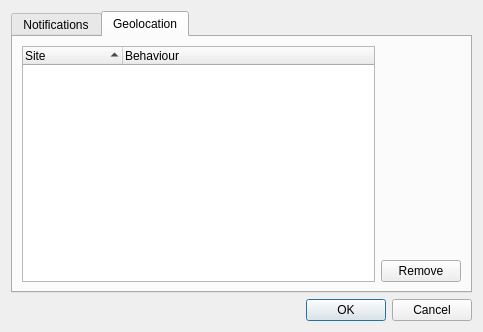
Above: src/lib/tools/html5permissions/html5permissionsdialog.ui from QupZilla/qupzilla before the change. Below: the same form after it.
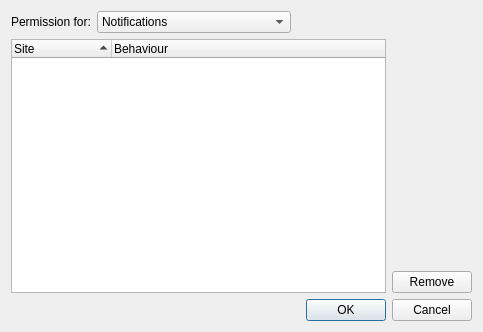
That is the form after the change. The open tabs and pages were chosen to show the change.

Commit message:
WebPage: Port feature permission notifications to QtWebEngine
Currently there are missing icons for new permission types

Patch:
```diff
--- a/src/lib/tools/html5permissions/html5permissionsdialog.ui
+++ b/src/lib/tools/html5permissions/html5permissionsdialog.ui
@@ -13,123 +13,32 @@
   <property name="windowTitle">
    <string>HTML5 Permissions</string>
   </property>
-  <layout class="QVBoxLayout" name="verticalLayout">
-   <item>
-    <widget class="QTabWidget" name="tabWidget">
-     <property name="currentIndex">
-      <number>0</number>
-     </property>
-     <widget class="QWidget" name="tab">
-      <attribute name="title">
-       <string>Notifications</string>
-      </attribute>
-      <layout class="QHBoxLayout" name="horizontalLayout_2">
-       <item>
-        <widget class="QTreeWidget" name="notifTree">
-         <property name="indentation">
-          <number>0</number>
-         </property>
-         <property name="sortingEnabled">
-          <bool>true</bool>
-         </property>
-         <property name="allColumnsShowFocus">
-          <bool>true</bool>
-         </property>
-         <column>
-          <property name="text">
-           <string>Site</string>
-          </property>
-         </column>
-         <column>
-          <property name="text">
-           <string>Behaviour</string>
-          </property>
-         </column>
-        </widget>
-       </item>
-       <item>
-        <layout class="QVBoxLayout" name="verticalLayout_2">
-         <item>
-          <spacer name="verticalSpacer">
-           <property name="orientation">
-            <enum>Qt::Vertical</enum>
-           </property>
-           <property name="sizeHint" stdset="0">
-            <size>
-             <width>20</width>
-             <height>40</height>
-            </size>
-           </property>
-          </spacer>
-         </item>
-         <item>
-          <widget class="QPushButton" name="notifRemove">
-           <property name="text">
-            <string>Remove</string>
-           </property>
-          </widget>
-         </item>
-        </layout>
-       </item>
-      </layout>
-     </widget>
-     <widget class="QWidget" name="tab_2">
-      <attribute name="title">
-       <string>Geolocation</string>
-      </attribute>
-      <layout class="QHBoxLayout" name="horizontalLayout">
-       <item>
-        <widget class="QTreeWidget" name="geoTree">
-         <property name="indentation">
-          <number>0</number>
-         </property>
-         <property name="sortingEnabled">
-          <bool>true</bool>
-         </property>
-         <property name="allColumnsShowFocus">
-          <bool>true</bool>
-         </property>
-         <column>
-          <property name="text">
-           <string>Site</string>
-          </property>
-         </column>
-         <column>
-          <property name="text">
-           <string>Behaviour</string>
-          </property>
-         </column>
-        </widget>
-       </item>
-       <item>
-        <layout class="QVBoxLayout" name="verticalLayout_3">
-         <item>
-          <spacer name="verticalSpacer_2">
-           <property name="orientation">
-            <enum>Qt::Vertical</enum>
-           </property>
-           <property name="sizeHint" stdset="0">
-            <size>
-             <width>20</width>
-             <height>40</height>
-            </size>
-           </property>
-          </spacer>
-         </item>
-         <item>
-          <widget class="QPushButton" name="geoRemove">
-           <property name="text">
-            <string>Remove</string>
-           </property>
-          </widget>
-         </item>
-        </layout>
-       </item>
-      </layout>
-     </widget>
-    </widget>
+  <layout class="QGridLayout" name="gridLayout">
+   <item row="1" column="1">
+    <layout class="QVBoxLayout" name="verticalLayout_2">
+     <item>
+      <spacer name="verticalSpacer">
+       <property name="orientation">
+        <enum>Qt::Vertical</enum>
+       </property>
+       <property name="sizeHint" stdset="0">
+        <size>
+         <width>20</width>
+         <height>40</height>
+        </size>
+       </property>
+      </spacer>
+     </item>
+     <item>
+      <widget class="QPushButton" name="remove">
+       <property name="text">
+        <string>Remove</string>
+       </property>
+      </widget>
+     </item>
+    </layout>
    </item>
-   <item>
+   <item row="2" column="0" colspan="2">
     <widget class="QDialogButtonBox" name="buttonBox">
      <property name="orientation">
       <enum>Qt::Horizontal</enum>
@@ -139,6 +48,87 @@
      </property>
     </widget>
    </item>
+   <item row="1" column="0">
+    <widget class="QTreeWidget" name="treeWidget">
+     <property name="indentation">
+      <number>0</number>
+     </property>
+     <property name="sortingEnabled">
+      <bool>true</bool>
+     </property>
+     <property name="allColumnsShowFocus">
+      <bool>true</bool>
+     </property>
+     <column>
+      <property name="text">
+       <string>Site</string>
+      </property>
+     </column>
+     <column>
+      <property name="text">
+       <string>Behaviour</string>
+      </property>
+     </column>
+    </widget>
+   </item>
+   <item row="0" column="0" colspan="2">
+    <layout class="QHBoxLayout" name="horizontalLayout">
+     <item>
+      <widget class="QLabel" name="label">
+       <property name="text">
+        <string>Permission for:</string>
+       </property>
+      </widget>
+     </item>
+     <item>
+      <widget class="QComboBox" name="feature">
+       <item>
+        <property name="text">
+         <string>Notifications</string>
+        </property>
+       </item>
+       <item>
+        <property name="text">
+         <string>Geolocation</string>
+        </property>
+       </item>
+       <item>
+        <property name="text">
+         <string>Microphone</string>
+        </property>
+       </item>
+       <item>
+        <property name="text">
+         <string>Web Camera</string>
+        </property>
+       </item>
+       <item>
+        <property name="text">
+         <string>Microphone and Web Camera</string>
+        </property>
+       </item>
+       <item>
+        <property name="text">
+         <string>Hide Pointer</string>
+        </property>
+       </item>
+      </widget>
+     </item>
+     <item>
+      <spacer name="horizontalSpacer">
+       <property name="orientation">
+        <enum>Qt::Horizontal</enum>
+       </property>
+       <property name="sizeHint" stdset="0">
+        <size>
+         <width>40</width>
+         <height>20</height>
+        </size>
+       </property>
+      </spacer>
+     </item>
+    </layout>
+   </item>
   </layout>
  </widget>
  <resources/>
```
The commit also changes 9 other files.
